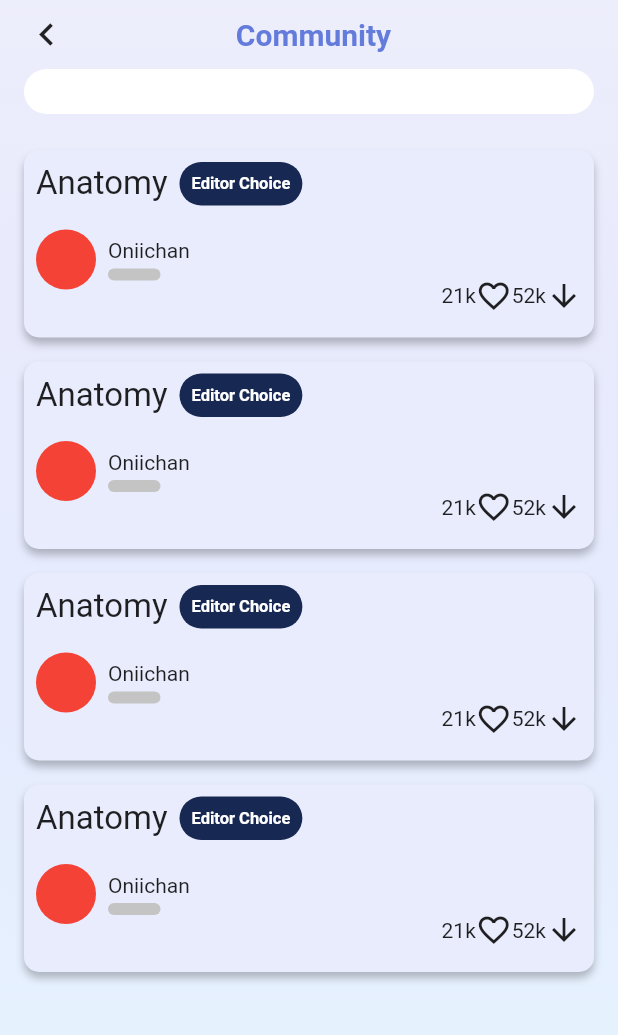
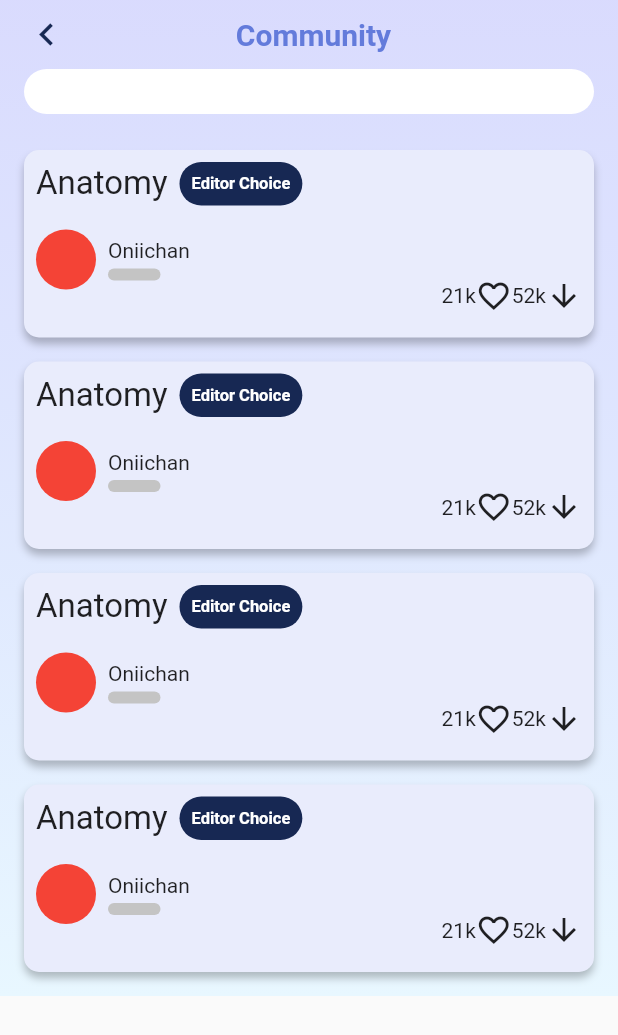
Before and after one commit to hoangvu03081/Lingua-Eidetic, a Flutter app: the CommunityPage screen opened directly, on a phone screen of 412 x 824 dp. Shown: the top 1035 px of the screen. Run offline on Flutter 3.47's test engine with Material 2 defaults, Android fonts, the phone set to English and light mode, and no system bars; our stand-ins replace adaptive_dialog, card_swiper, cloud_firestore, connectivity, dotted_border, easy_localization and 12 more; missing offline and left inert: flutter_facebook_auth; accounts and stored records are empty; network calls fail; project files that could hold a hidden picture were left out.

Commit message:
Editting page

```diff
--- a/lib/routes/community/community_page.dart
+++ b/lib/routes/community/community_page.dart
@@ -2,64 +2,32 @@ import 'package:flutter/material.dart';
 import 'package:lingua_eidetic/constants.dart';
 import 'package:lingua_eidetic/routes/community/widgets/c_card.dart';
 
-class CommunityPage extends StatefulWidget {
+class CommunityPage extends StatelessWidget {
   const CommunityPage({Key? key}) : super(key: key);
-
-  @override
-  _CommunityPageState createState() => _CommunityPageState();
-}
-
-class _CommunityPageState extends State<CommunityPage> {
-  final scrollController = ScrollController();
-  double top = 0;
-  @override
-  void initState() {
-    super.initState();
-    scrollController.addListener(() {
-      if (scrollController.offset <= 100) {
-        setState(() {
-          top = -scrollController.offset;
-        });
-      } else {
-        setState(() {
-          top = -100;
-        });
-      }
-    });
-  }
 
   @override
   Widget build(BuildContext context) {
     final size = MediaQuery.of(context).size;
     return Scaffold(
       body: SafeArea(
-        child: SizedBox(
-          height: size.height,
-          width: size.width,
-          child: Stack(
-            children: [
-              Positioned.fill(
-                child: Container(
-                  height: size.height,
+        child: NestedScrollView(
+          headerSliverBuilder: (context, innerScroll) {
+            return [
+              SliverAppBar(
+                floating: true,
+                titleSpacing: 0,
+                title: Container(
+                  height: 100,
                   decoration: const BoxDecoration(
-                    color: Colors.blue,
                     gradient: LinearGradient(
                       begin: Alignment.topCenter,
                       end: Alignment.bottomCenter,
                       colors: [
-                        Color(0x48CDCFFF),
-                        Color(0xFFE8F7FF),
+                        Color(0xB8CDCFFF),
+                        Color(0xC9D3D8FF),
                       ],
                     ),
                   ),
-                ),
-              ),
-              Positioned(
-                top: top,
-                left: 0,
-                right: 0,
-                child: Container(
-                  height: 100,
                   padding: const EdgeInsets.symmetric(
                     vertical: defaultPadding,
                     horizontal: defaultPadding * 2,
@@ -69,18 +37,23 @@ class _CommunityPageState extends State<CommunityPage> {
                       Row(
                         mainAxisAlignment: MainAxisAlignment.spaceBetween,
                         children: [
-                          Icon(
+                          GestureDetector(
+                            onTap: () {
+                              Navigator.of(context).pop();
+                            },
+                            child: const Icon(
                               Icons.chevron_left,
+                              color: Color(0xFF172853),
                               size: 30,
                             ),
-                          Container(
-                            child: Text(
+                          ),
+                          Text(
                             'Community',
+                            overflow: TextOverflow.ellipsis,
                             style: TextStyle(
                               color: Color(0xFF637BDB),
                               fontSize: 20,
                               fontWeight: FontWeight.bold,
-                              ),
                             ),
                           ),
                           Icon(
@@ -89,11 +62,11 @@ class _CommunityPageState extends State<CommunityPage> {
                           ),
                         ],
                       ),
-                      SizedBox(height: defaultPadding),
+                      const SizedBox(height: defaultPadding),
                       SizedBox(
                         height: 30,
                         child: TextField(
-                          style: TextStyle(fontSize: 13),
+                          style: const TextStyle(fontSize: 13),
                           decoration: InputDecoration(
                             filled: true,
                             fillColor: Colors.white,
@@ -102,26 +75,37 @@ class _CommunityPageState extends State<CommunityPage> {
                               borderSide: BorderSide.none,
                             ),
                             contentPadding:
-                                EdgeInsets.only(left: defaultPadding),
+                                const EdgeInsets.only(left: defaultPadding),
                           ),
                         ),
                       ),
                     ],
                   ),
                 ),
+                backgroundColor: Colors.transparent,
+                leading: const SizedBox(),
+                leadingWidth: 0,
+                toolbarHeight: 100,
+              )
+            ];
+          },
+          body: SingleChildScrollView(
+            child: Container(
+              decoration: const BoxDecoration(
+                color: Colors.blue,
+                gradient: LinearGradient(
+                  begin: Alignment.topCenter,
+                  end: Alignment.bottomCenter,
+                  colors: [
+                    Color(0xC9D3D8FF),
+                    Color(0xFFE8F7FF),
+                  ],
                 ),
-              Positioned(
-                top: 100 + top,
-                left: 0,
-                right: 0,
-                bottom: 0,
-                child: SingleChildScrollView(
-                  controller: scrollController,
-                  child: Padding(
-                    padding: const EdgeInsets.symmetric(
-                        horizontal: defaultPadding * 2),
+              ),
+              padding:
+                  const EdgeInsets.symmetric(horizontal: defaultPadding * 2),
               child: Column(
-                      children: [
+                children: const [
                   CCard(),
                   SizedBox(height: defaultPadding * 2),
                   CCard(),
@@ -135,9 +119,6 @@ class _CommunityPageState extends State<CommunityPage> {
             ),
           ),
         ),
-            ],
-          ),
-        ),
       ),
     );
   }
--- a/lib/routes/share_collection/widgets/appbar.dart
+++ b/lib/routes/share_collection/widgets/appbar.dart
@@ -1,5 +1,4 @@
 import 'package:flutter/material.dart';
-import 'package:lingua_eidetic/constants.dart';
 
 PreferredSizeWidget getCustomAppBar(BuildContext context, String title,
     {List<Widget>? actions}) {
--- a/pubspec.yaml
+++ b/pubspec.yaml
@@ -36,10 +36,8 @@ dependencies:
   flutter_svg: ^0.22.0
   fluttertoast: ^8.0.7
   google_fonts: ^2.1.0
-  flutter_staggered_grid_view: ^0.4.0
   dotted_border: ^2.0.0
   adaptive_dialog: ^1.1.0
-  # flutter_tags: ^0.4.9+1
   card_swiper: ^1.0.4
 
   #Business Logic
```
Also changed, not shown: lib/routes/collection_page/collection_page.dart (+7 -9 lines), lib/routes/collection_page/editing_collection_page.dart (added, +90 -0 lines), lib/routes/collection_page/widgets/auto_generate_btn.dart (added, +10 -0 lines), lib/routes/collection_page/widgets/caption_textfield.dart (added, +103 -0 lines), lib/routes/collection_page/widgets/card_group.dart (+21 -44 lines), lib/routes/collection_page/widgets/header.dart (+8 -5 lines), lib/routes/collection_page/widgets/title_header.dart (added, +51 -0 lines), lib/routes/routes.dart (+20 -1 lines), lib/routes/share_collection/share_collection_page.dart (+7 -10 lines), lib/routes/share_collection/widgets/image_grid.dart (+1 -6 lines), pubspec.lock. Lines whose indentation alone changed are shown as unchanged.
